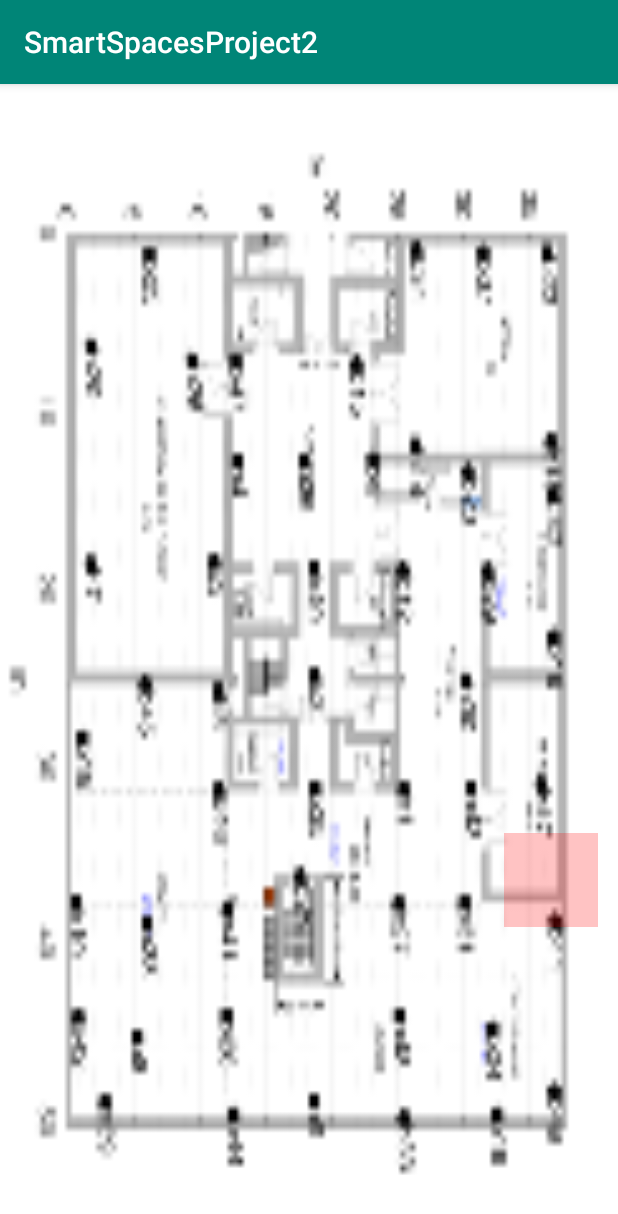
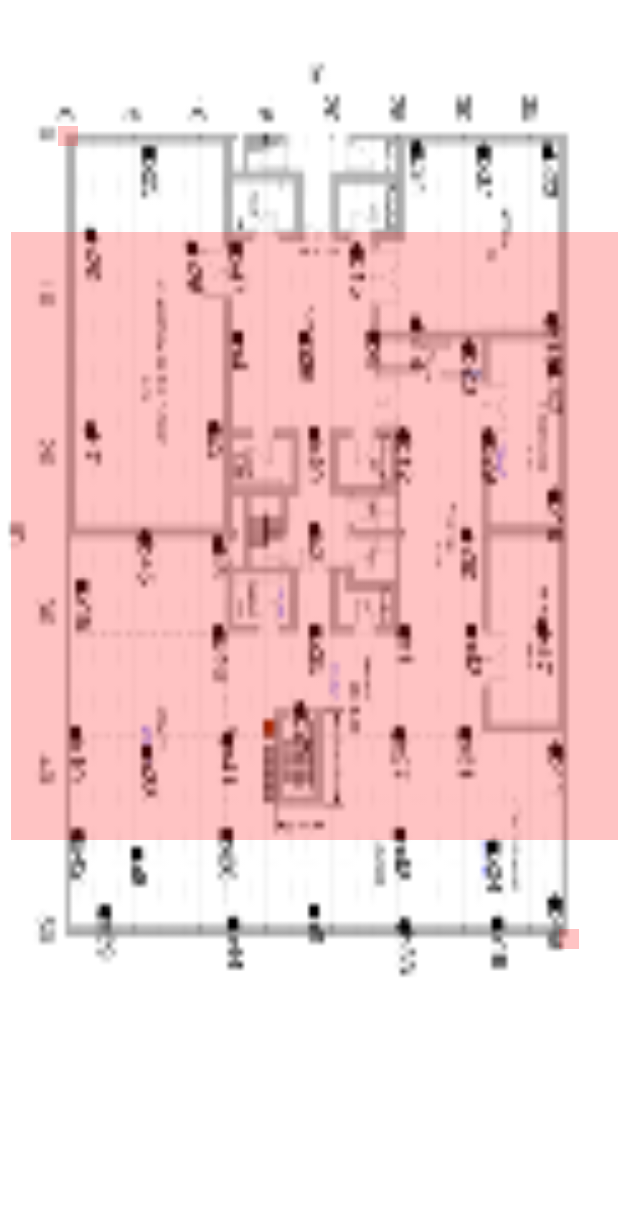
Before and after one commit to HughCornett/smartspacesproject2, an Android app: the screen it shows after launch (MainActivity), on a phone screen of 412 x 824 dp. Shown: the top 1214 px of the screen. Run offline under Robolectric (Android 15) with nearby library versions, the phone set to English and light mode, and no system bars; libraries missing offline, so code that uses them is left out: org.altbeacon.beacon; 4 statements that could not run were skipped.

Commit message:
modified drawView and mainActivity to be relative to screen size instead of absolute pixel positions

```diff
--- a/app/src/main/java/com/example/smartspacesproject2/DrawView.java
+++ b/app/src/main/java/com/example/smartspacesproject2/DrawView.java
@@ -9,7 +9,9 @@ import android.graphics.Paint;
 import android.graphics.Rect;
 import android.graphics.drawable.Drawable;
 
+
 import android.view.View;
+import android.graphics.Point;
 
 import java.util.Vector;
 
@@ -21,11 +23,12 @@ public class DrawView extends View
     public static final int DEFAULT_ALPHA = 60;
 
     //the amount on each side the width should be stretched to reduce image stretching
-    public static final double WIDTH_MODIFIER = 0.165;
+    public static final double SIZE_MODIFIER = 0.165;
 
     // OTHER VARIABLES
     private Drawable mapImage;
     private static Vector<Rect> drawnBoxes = new Vector<>();
+    public static Rect imageBounds;
 
     Paint paint = new Paint();
     public DrawView(Context context) {
@@ -41,11 +44,20 @@ public class DrawView extends View
     @Override
     public void onDraw(Canvas canvas) {
         //draw the map background
-        Rect imageBounds = canvas.getClipBounds();
+        imageBounds = canvas.getClipBounds();
+        /*
         int newLeft = (int) (imageBounds.left - imageBounds.width()*WIDTH_MODIFIER);
         int newRight = (int) (imageBounds.right + imageBounds.width()*WIDTH_MODIFIER);
         int newTop = imageBounds.top;
         int newBottom = imageBounds.bottom;
+         */
+
+        Point size = new Point();
+        MainActivity.display.getSize(size);
+        int newLeft = -(int) Math.round((size.x*SIZE_MODIFIER));
+        int newRight = size.x + (int) Math.round(size.x*SIZE_MODIFIER);
+        int newTop = 0;
+        int newBottom = size.y - (int) Math.round(size.y*SIZE_MODIFIER);
 
         mapImage.setBounds(newLeft, newTop, newRight, newBottom);
         mapImage.draw(canvas);
--- a/app/src/main/java/com/example/smartspacesproject2/MainActivity.java
+++ b/app/src/main/java/com/example/smartspacesproject2/MainActivity.java
@@ -2,10 +2,12 @@ package com.example.smartspacesproject2;
 
 import androidx.appcompat.app.AlertDialog;
 import androidx.appcompat.app.AppCompatActivity;
+import androidx.fragment.app.FragmentActivity;
 
 import android.Manifest;
 import android.content.DialogInterface;
 import android.content.pm.PackageManager;
+import android.graphics.Point;
 import android.graphics.Rect;
 import android.os.Build;
 import android.os.Bundle;
@@ -28,17 +30,21 @@ import java.util.Iterator;
 import java.util.Map;
 import java.util.Vector;
 
-public class MainActivity extends AppCompatActivity implements BeaconConsumer {
+import android.view.Display;
+
+public class MainActivity extends FragmentActivity implements BeaconConsumer {
     //CONSTANT VARIABLES
-    public static final int BOTTOM_BORDER = 125;
-    public static final int LEFT_BORDER = 205;
-    public static final int WIDTH = 1185;
-    public static final int HEIGHT = 865;
-    public static final double PIXELS_PER_METER = 23.7;
+
 
     //OTHER VARIABLES
     DrawView drawView;
     private static Vector<Rect> boxes = new Vector<>();
+    public static Display display;
+    public static int BOTTOM_BORDER;
+    public static int LEFT_BORDER;
+    public static int WIDTH;
+    public static int HEIGHT;
+    public static double PIXELS_PER_METER;
 
     //Dictionary of beacon name to pixel coordinates on screen
     Map<Integer, CoordinatePair> map = new HashMap<>();
@@ -176,9 +182,6 @@ public class MainActivity extends AppCompatActivity implements BeaconConsumer {
     @Override
     protected void onCreate(Bundle savedInstanceState)
     {
-        //initialize the dictionary of beacon IDs to coordinates
-
-
         super.onCreate(savedInstanceState);
         setContentView(R.layout.activity_main);
         initMap();
@@ -188,7 +191,22 @@ public class MainActivity extends AppCompatActivity implements BeaconConsumer {
         drawView.setBackgroundColor(Color.WHITE);
         setContentView(drawView);
 
-        addBox(translateWorldToMap(map.get(53)), translateMetersToPixels(2));
+        display = getWindowManager().getDefaultDisplay();
+        Point size = new Point();
+        MainActivity.display.getSize(size);
+
+
+        //initialize variables for image size etc.
+
+        BOTTOM_BORDER = (int) Math.round(size.x*0.11);
+        LEFT_BORDER = (int) Math.round(size.y*0.11);
+        HEIGHT = size.x - (int) Math.round(size.x*0.19);
+        WIDTH = size.y - (int) Math.round(size.y*0.35);
+        PIXELS_PER_METER = WIDTH / 50;
+
+        addBox(BOTTOM_BORDER, LEFT_BORDER, 10);
+        addBox(BOTTOM_BORDER + HEIGHT, LEFT_BORDER + WIDTH, 10);
+        addBox(translateWorldToMap(map.get(53)), translateMetersToPixels(19));
 
         updateDrawview();
 
@@ -219,7 +237,6 @@ public class MainActivity extends AppCompatActivity implements BeaconConsumer {
 
     private void addOrUpdateList(Beacon beacon)
     {
-
         for(Iterator<BeaconIDAndDistance> iter = beaconList.iterator(); iter.hasNext();)
         {
             BeaconIDAndDistance idAndDistance = iter.next();
```
